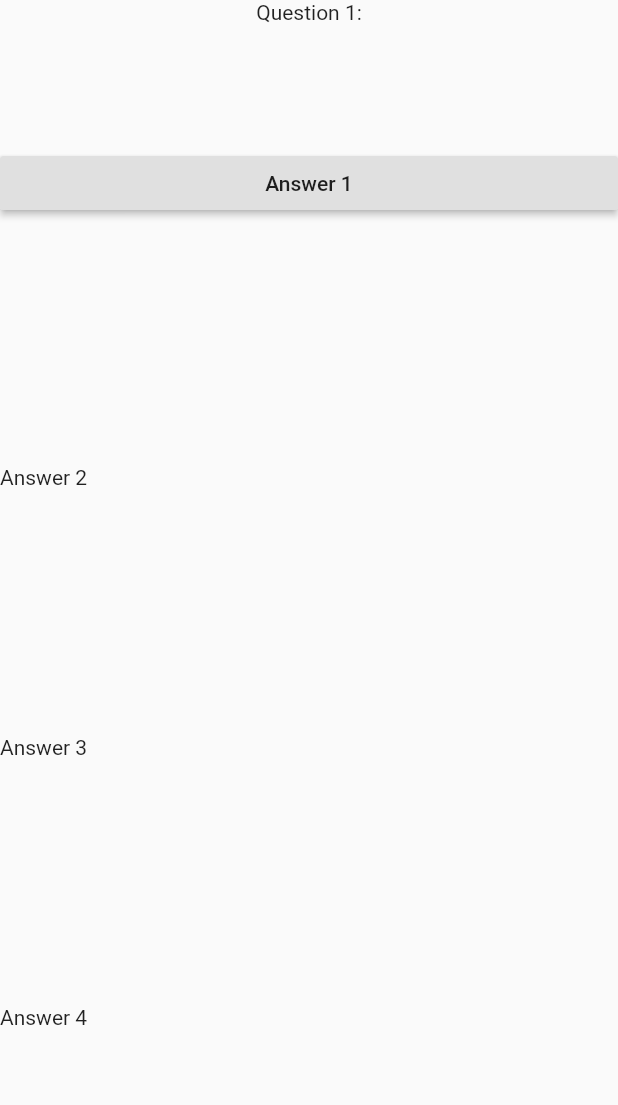
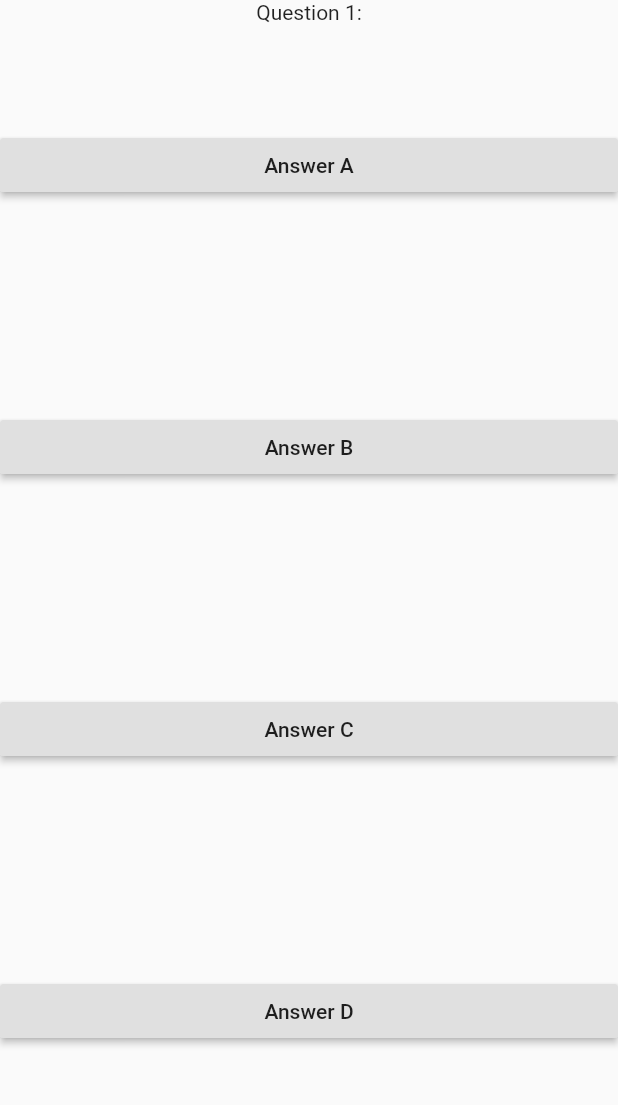
Before and after one commit to Aloysb/quizz_ffv, a Flutter app: the screen it shows after launch, on a phone screen of 412 x 824 dp, the part 84-1189 px from its top. Run offline on Flutter 3.47's test engine with Material 2 defaults, Android fonts, the phone set to English and light mode, and no system bars.

Commit message:
Export answer button in its own widget

```diff
--- a/lib/main.dart
+++ b/lib/main.dart
@@ -5,6 +5,8 @@ void main() {
 }
 
 class App extends StatelessWidget {
+  List<String> answers = ['Answer A', 'Answer B', 'Answer C', 'Answer D'];
+
   @override
   Widget build(BuildContext context) {
     return MaterialApp(
@@ -42,15 +44,8 @@ class App extends StatelessWidget {
                   child: Column(
                     mainAxisAlignment: MainAxisAlignment.spaceAround,
                     crossAxisAlignment: CrossAxisAlignment.stretch,
-                    children: [
-                      RaisedButton(
-                        child: Text('Answer 1'),
-                        onPressed: () => '',
-                      ),
-                      Text('Answer 2'),
-                      Text('Answer 3'),
-                      Text('Answer 4'),
-                    ],
+                    children:
+                        answers.map((answer) => Answer(text: answer)).toList(),
                   ),
                 ),
               ),
@@ -59,3 +54,20 @@ class App extends StatelessWidget {
     );
   }
 }
+
+class Answer extends StatelessWidget {
+  const Answer({
+    Key key,
+    String this.text,
+  }) : super(key: key);
+
+  final String text;
+
+  @override
+  Widget build(BuildContext context) {
+    return RaisedButton(
+      child: Text(text),
+      onPressed: () => '',
+    );
+  }
+}
```
